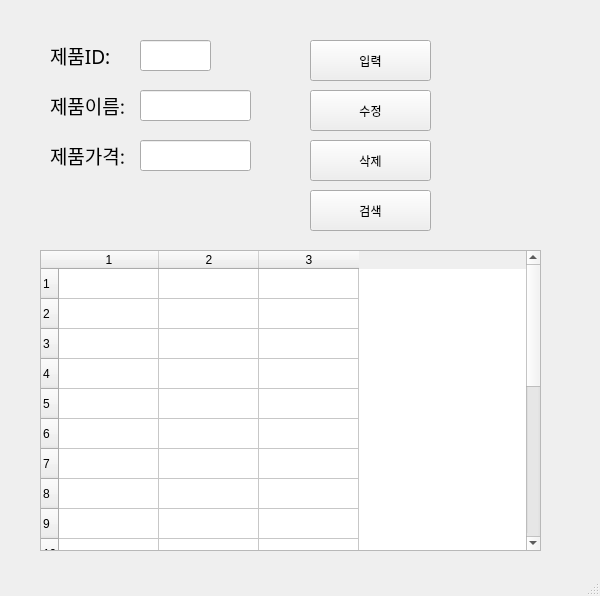
andylifeLee/python20231113, file ProductList3.ui: the form before one commit.
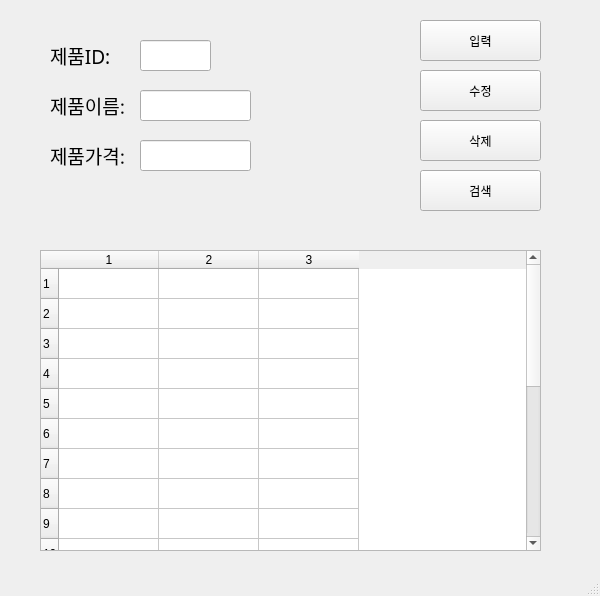
The form after the commit.

Diff of the .ui file:
```diff
--- a/ProductList3.ui
+++ b/ProductList3.ui
@@ -104,8 +104,8 @@
    <widget class="QPushButton" name="pushButton">
     <property name="geometry">
      <rect>
-      <x>310</x>
-      <y>40</y>
+      <x>420</x>
+      <y>20</y>
       <width>121</width>
       <height>41</height>
      </rect>
@@ -117,8 +117,8 @@
    <widget class="QPushButton" name="pushButton_2">
     <property name="geometry">
      <rect>
-      <x>310</x>
-      <y>90</y>
+      <x>420</x>
+      <y>70</y>
       <width>121</width>
       <height>41</height>
      </rect>
@@ -130,8 +130,8 @@
    <widget class="QPushButton" name="pushButton_3">
     <property name="geometry">
      <rect>
-      <x>310</x>
-      <y>140</y>
+      <x>420</x>
+      <y>120</y>
       <width>121</width>
       <height>41</height>
      </rect>
@@ -143,8 +143,8 @@
    <widget class="QPushButton" name="pushButton_4">
     <property name="geometry">
      <rect>
-      <x>310</x>
-      <y>190</y>
+      <x>420</x>
+      <y>170</y>
       <width>121</width>
       <height>41</height>
      </rect>
```
Left out of the diff: 16 changed lines with no effect on the pictures.
